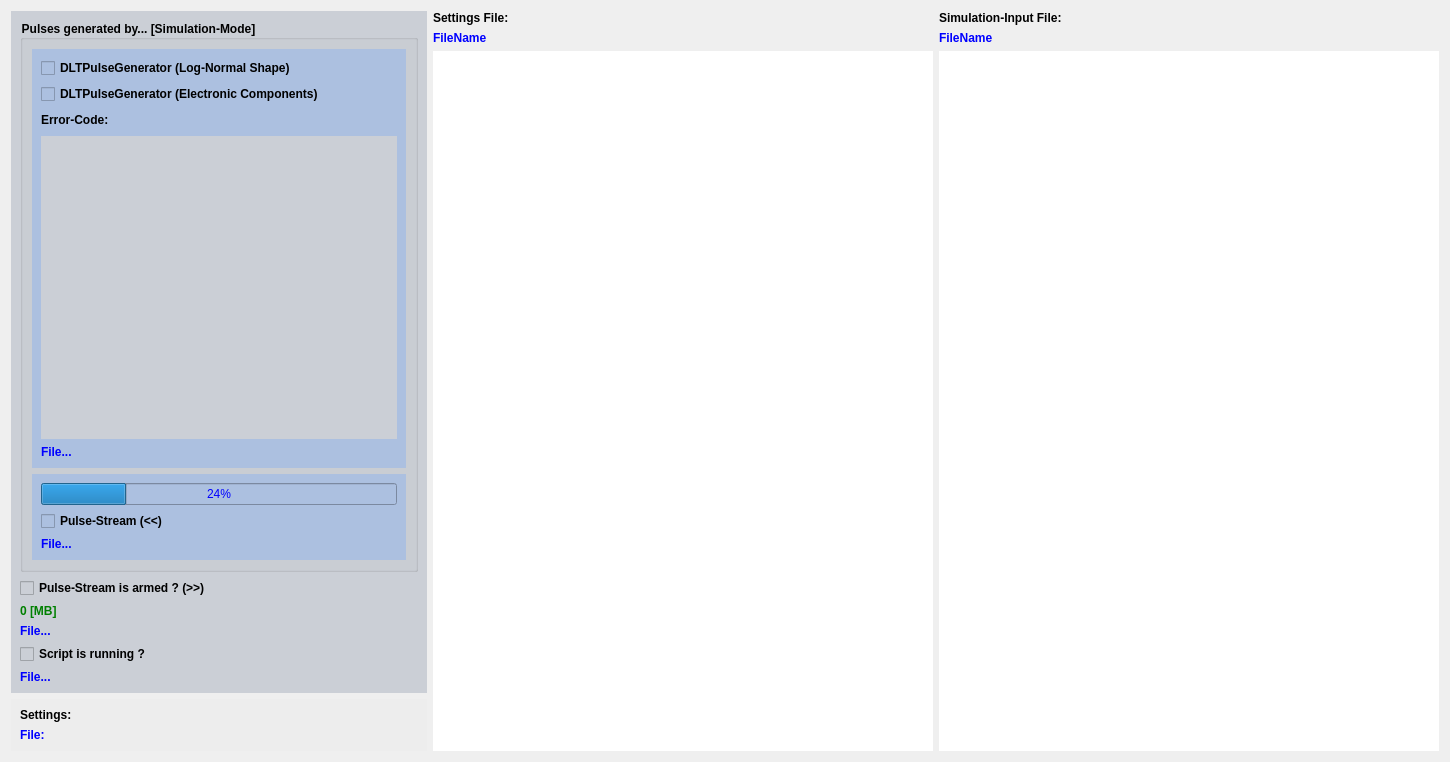
First picture: the form in GUI/drs4statelogdlg.ui, repository dpscience/DDRS4PALS, before the edit.
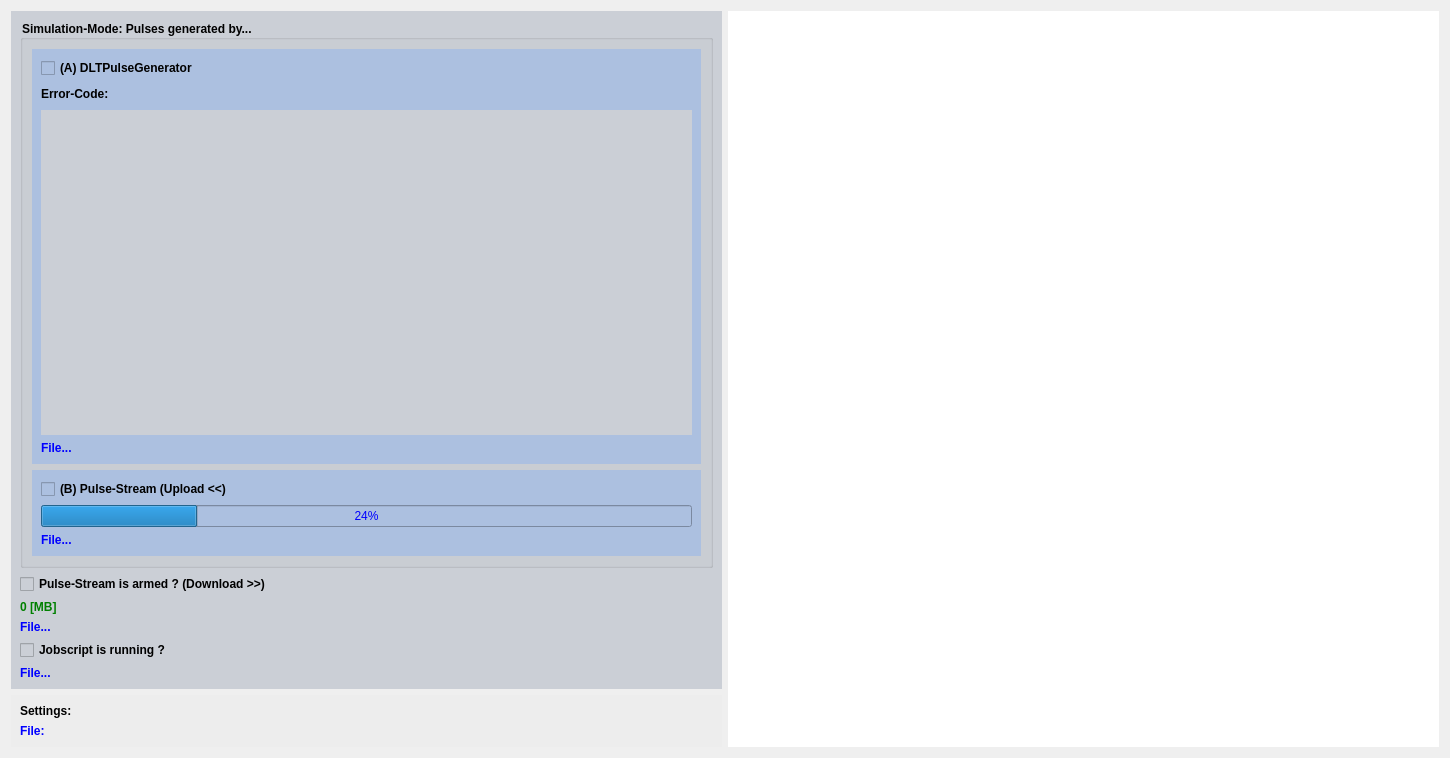
Second picture: the form after the edit.

Diff of the .ui file:
```diff
--- a/GUI/drs4statelogdlg.ui
+++ b/GUI/drs4statelogdlg.ui
@@ -40,7 +40,7 @@
            </font>
           </property>
           <property name="title">
-           <string>Pulses generated by... [Simulation-Mode]</string>
+           <string>Simulation-Mode: Pulses generated by... </string>
           </property>
           <layout class="QVBoxLayout" name="verticalLayout_2">
            <item>
@@ -55,6 +55,22 @@
               <enum>QFrame::Plain</enum>
              </property>
              <layout class="QGridLayout" name="gridLayout">
+              <item row="4" column="0">
+               <widget class="QLabel" name="label_fileNameSimulation">
+                <property name="font">
+                 <font>
+                  <weight>75</weight>
+                  <bold>true</bold>
+                 </font>
+                </property>
+                <property name="styleSheet">
+                 <string notr="true">color: blue</string>
+                </property>
+                <property name="text">
+                 <string>File...</string>
+                </property>
+               </widget>
+              </item>
               <item row="0" column="0">
                <widget class="QCheckBox" name="checkBox_simulationLogNormal">
                 <property name="font">
@@ -67,49 +83,14 @@
                  <string notr="true">color: black</string>
                 </property>
                 <property name="text">
-                 <string>DLTPulseGenerator (Log-Normal Shape)</string>
+                 <string>(A) DLTPulseGenerator</string>
                 </property>
                 <property name="checkable">
                  <bool>true</bool>
                 </property>
                </widget>
               </item>
-              <item row="1" column="0">
-               <widget class="QCheckBox" name="checkBox_simulationElectronics">
-                <property name="font">
-                 <font>
-                  <weight>75</weight>
-                  <bold>true</bold>
-                 </font>
-                </property>
-                <property name="styleSheet">
-                 <string notr="true">color: black</string>
-                </property>
-                <property name="text">
-                 <string>DLTPulseGenerator (Electronic Components)</string>
-                </property>
-                <property name="checkable">
-                 <bool>true</bool>
-                </property>
-               </widget>
-              </item>
-              <item row="5" column="0">
-               <widget class="QLabel" name="label_fileNameSimulation">
-                <property name="font">
-                 <font>
-                  <weight>75</weight>
-                  <bold>true</bold>
-                 </font>
-                </property>
-                <property name="styleSheet">
-                 <string notr="true">color: blue</string>
-                </property>
-                <property name="text">
-                 <string>File...</string>
-                </property>
-               </widget>
-              </item>
-              <item row="4" column="0">
+              <item row="3" column="0">
                <widget class="QTextEdit" name="textEdit_simulationErrorCode">
                 <property name="font">
                  <font>
@@ -131,7 +112,7 @@
                 </property>
                </widget>
               </item>
-              <item row="2" column="0">
+              <item row="1" column="0">
                <layout class="QHBoxLayout" name="horizontalLayout">
                 <item>
                  <widget class="QLabel" name="label">
@@ -176,6 +157,25 @@
               <enum>QFrame::Plain</enum>
              </property>
              <layout class="QVBoxLayout" name="verticalLayout">
+              <item>
+               <widget class="QCheckBox" name="checkBox_pulseStreamPulseGeneration">
+                <property name="font">
+                 <font>
+                  <weight>75</weight>
+                  <bold>true</bold>
+                 </font>
+                </property>
+                <property name="styleSheet">
+                 <string notr="true">color: black</string>
+                </property>
+                <property name="text">
+                 <string>(B) Pulse-Stream (Upload &lt;&lt;)</string>
+                </property>
+                <property name="checkable">
+                 <bool>true</bool>
+                </property>
+               </widget>
+              </item>
               <item>
                <widget class="QProgressBar" name="progressBar_size">
                 <property name="styleSheet">
@@ -186,25 +186,6 @@
                 </property>
                </widget>
               </item>
-              <item>
-               <widget class="QCheckBox" name="checkBox_pulseStreamPulseGeneration">
-                <property name="font">
-                 <font>
-                  <weight>75</weight>
-                  <bold>true</bold>
-                 </font>
-                </property>
-                <property name="styleSheet">
-                 <string notr="true">color: black</string>
-                </property>
-                <property name="text">
-                 <string>Pulse-Stream (&lt;&lt;)</string>
-                </property>
-                <property name="checkable">
-                 <bool>true</bool>
-                </property>
-               </widget>
-              </item>
               <item>
                <widget class="QLabel" name="label_pulseStreamPulseGenerationFile">
                 <property name="font">
@@ -239,7 +220,7 @@
            <string notr="true">color: black</string>
           </property>
           <property name="text">
-           <string>Pulse-Stream is armed ? (&gt;&gt;)</string>
+           <string>Pulse-Stream is armed ? (Download &gt;&gt;)</string>
           </property>
           <property name="checkable">
            <bool>true</bool>
@@ -290,7 +271,7 @@
            <string notr="true">color: black</string>
           </property>
           <property name="text">
-           <string>Script is running ?</string>
+           <string>Jobscript is running ?</string>
           </property>
           <property name="checkable">
            <bool>true</bool>
@@ -363,161 +344,14 @@
     </layout>
    </item>
    <item>
-    <layout class="QVBoxLayout" name="verticalLayout_6">
-     <item>
-      <widget class="QLabel" name="label_3">
-       <property name="font">
-        <font>
-         <weight>75</weight>
-         <bold>true</bold>
-        </font>
-       </property>
-       <property name="text">
-        <string>Settings File:</string>
-       </property>
-      </widget>
-     </item>
-     <item>
-      <widget class="QLabel" name="label_settingsFile2">
-       <property name="font">
-        <font>
-         <weight>75</weight>
-         <bold>true</bold>
-        </font>
-       </property>
-       <property name="styleSheet">
-        <string notr="true">color: blue</string>
-       </property>
-       <property name="text">
-        <string>FileName</string>
-       </property>
-      </widget>
-     </item>
-     <item>
-      <widget class="QTreeWidget" name="treeWidget_settingsFile">
-       <property name="minimumSize">
-        <size>
-         <width>500</width>
-         <height>700</height>
-        </size>
-       </property>
-       <property name="frameShape">
-        <enum>QFrame::NoFrame</enum>
-       </property>
-       <property name="frameShadow">
-        <enum>QFrame::Plain</enum>
-       </property>
-       <property name="alternatingRowColors">
-        <bool>true</bool>
-       </property>
-       <property name="animated">
-        <bool>true</bool>
-       </property>
-       <property name="allColumnsShowFocus">
-        <bool>true</bool>
-       </property>
-       <property name="headerHidden">
-        <bool>true</bool>
-       </property>
-       <property name="columnCount">
-        <number>2</number>
-       </property>
-       <attribute name="headerVisible">
-        <bool>false</bool>
-       </attribute>
-       <column>
-        <property name="text">
-         <string notr="true">1</string>
-        </property>
-       </column>
-       <column>
-        <property name="text">
-         <string notr="true">2</string>
-        </property>
-       </column>
-      </widget>
-     </item>
-    </layout>
-   </item>
-   <item>
-    <layout class="QVBoxLayout" name="verticalLayout_4">
-     <item>
-      <widget class="QLabel" name="label_4">
-       <property name="font">
-        <font>
-         <weight>75</weight>
-         <bold>true</bold>
-         <underline>false</underline>
-         <strikeout>false</strikeout>
-        </font>
-       </property>
-       <property name="text">
-        <string>Simulation-Input File:</string>
-       </property>
-      </widget>
-     </item>
-     <item>
-      <widget class="QLabel" name="label_fileNameSimulation2">
-       <property name="font">
-        <font>
-         <weight>75</weight>
-         <bold>true</bold>
-        </font>
-       </property>
-       <property name="styleSheet">
-        <string notr="true">color: blue
-</string>
-       </property>
-       <property name="text">
-        <string>FileName</string>
-       </property>
-      </widget>
-     </item>
-     <item>
-      <widget class="QTreeWidget" name="treeWidget_simulationInputFile">
-       <property name="minimumSize">
-        <size>
-         <width>500</width>
-         <height>700</height>
-        </size>
-       </property>
-       <property name="frameShape">
-        <enum>QFrame::NoFrame</enum>
-       </property>
-       <property name="frameShadow">
-        <enum>QFrame::Plain</enum>
-       </property>
-       <property name="alternatingRowColors">
-        <bool>true</bool>
-       </property>
-       <property name="animated">
-        <bool>true</bool>
-       </property>
-       <property name="allColumnsShowFocus">
-        <bool>true</bool>
-       </property>
-       <property name="headerHidden">
-        <bool>true</bool>
-       </property>
-       <property name="columnCount">
-        <number>2</number>
-       </property>
-       <attribute name="headerVisible">
-        <bool>false</bool>
-       </attribute>
-       <column>
-        <property name="text">
-         <string notr="true">1</string>
-        </property>
-       </column>
-       <column>
-        <property name="text">
-         <string notr="true">2</string>
-        </property>
-       </column>
-      </widget>
-     </item>
-    </layout>
+    <widget class="QPlainTextEdit" name="plainTextEdit">
+     <property name="frameShape">
+      <enum>QFrame::NoFrame</enum>
+     </property>
+     <property name="frameShadow">
+      <enum>QFrame::Plain</enum>
+     </property>
+    </widget>
    </item>
   </layout>
  </widget>
```
